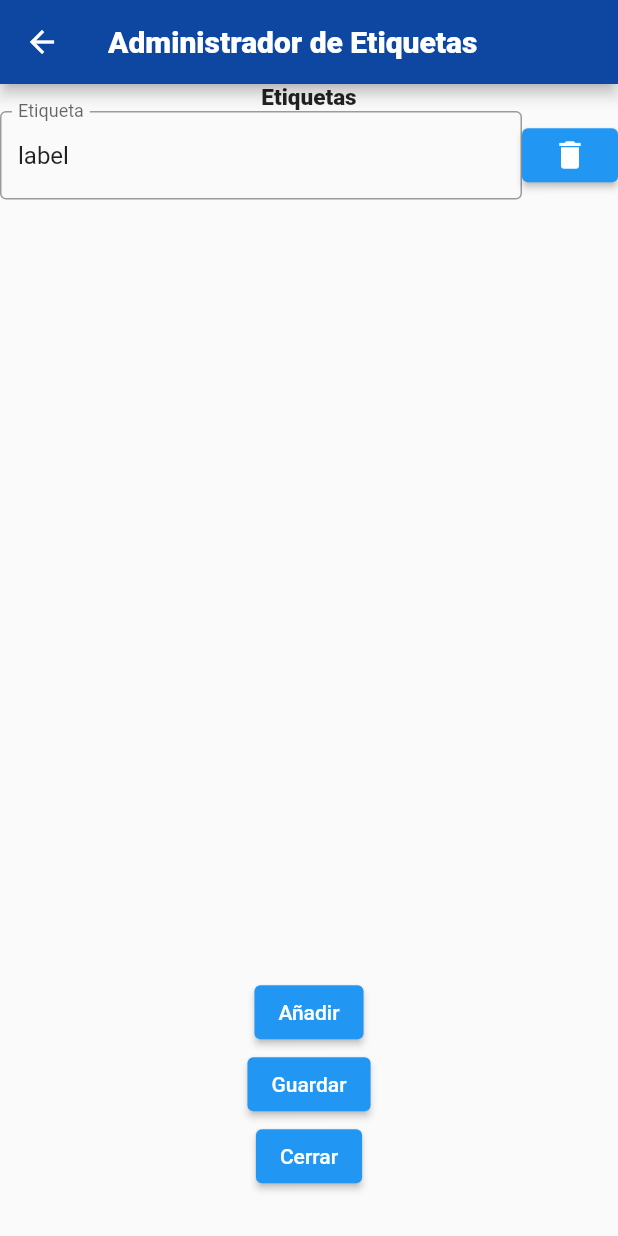
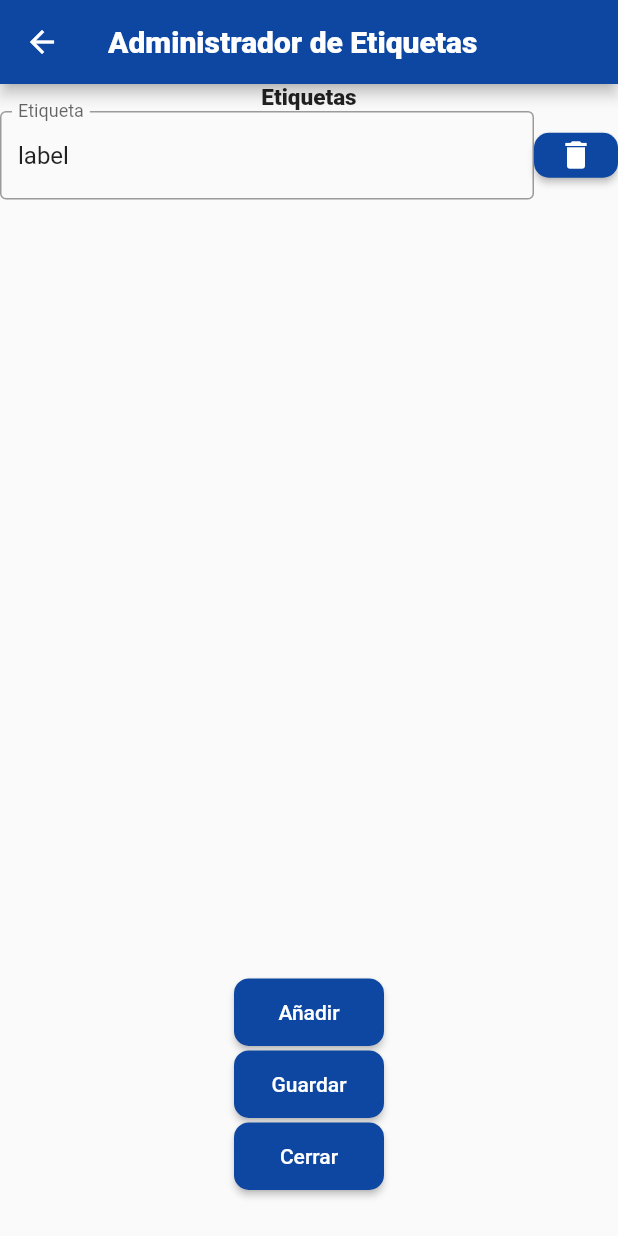
Before and after one commit to SebastianBelmonte01/todo_flutter, a Flutter app: the MyNewLabel screen opened by its route, on a phone screen of 412 x 824 dp. Run offline on Flutter 3.47's test engine with Material 2 defaults, Android fonts, the phone set to English and light mode, and no system bars; our stand-ins replace bloc, flutter_bloc; missing offline and left inert: textfield_datepicker.

Commit message:
Buttons customized

```diff
--- /dev/null
+++ b/lib/components/MyIconButton.dart
@@ -0,0 +1,29 @@
+import 'package:flutter/material.dart';
+import 'package:flutter/src/widgets/framework.dart';
+import 'package:flutter/src/widgets/placeholder.dart';
+
+class MyIconButton extends StatelessWidget {
+  final Icon icon;
+  final VoidCallback onPressed;
+  const MyIconButton({super.key, required this.onPressed, required this.icon});
+
+  @override
+  Widget build(BuildContext context) {
+    return ElevatedButton(
+      onPressed: () {
+        onPressed();
+      },
+      style: ElevatedButton.styleFrom(
+        minimumSize: Size(50, 30),
+        primary: Color(0xFF0D47A1),
+        shape: RoundedRectangleBorder(
+          borderRadius: BorderRadius.circular(10.0),
+
+        ),
+
+      ),
+      child: icon,
+
+    );
+  }
+}
--- /dev/null
+++ b/lib/components/my-button.dart
@@ -0,0 +1,34 @@
+import 'package:flutter/material.dart';
+import 'package:flutter/src/widgets/framework.dart';
+import 'package:flutter/src/widgets/placeholder.dart';
+
+class MyButton extends StatelessWidget {
+  final String text;
+  final VoidCallback onPressed;
+  const MyButton({super.key, required this.onPressed, required this.text});
+
+  @override
+  Widget build(BuildContext context) {
+    return ElevatedButton(
+      onPressed: () {
+        onPressed();
+      },
+      child: Text(
+              text,
+              style: TextStyle(
+                  color: Color.fromARGB(255, 255, 255, 255)
+              ),
+            ),
+      style: ElevatedButton.styleFrom(
+        minimumSize: Size(100, 45),
+        primary: Color(0xFF0D47A1),
+        shape: RoundedRectangleBorder(
+          borderRadius: BorderRadius.circular(10.0),
+
+        ),
+
+      ),
+
+    );
+  }
+}
--- a/lib/components/my-label-view.dart
+++ b/lib/components/my-label-view.dart
@@ -1,5 +1,6 @@
 import 'package:flutter/material.dart';
 import 'package:flutter_bloc/flutter_bloc.dart';
+import 'package:todo_flutter/components/MyIconButton.dart';
 
 import '../bloc/cubit/label/label_list_cubit.dart';
 import '../classes/Label.dart';
@@ -34,11 +35,11 @@ class _MyLabelListState extends State<MyLabelList> {
                               ),
                         ),
                       ),
-                      ElevatedButton(
+                      MyIconButton(
                         onPressed: (){
                           labelListCubit.removeLabelTemporaly(index);
                         },
-                        child: const Icon(Icons.delete)
+                        icon: const Icon(Icons.delete)
                       ),
                   ]
                 );
--- a/lib/pages/register-new-label.dart
+++ b/lib/pages/register-new-label.dart
@@ -4,6 +4,7 @@ import 'package:todo_flutter/pages/register-new-task.dart';
 
 import '../bloc/cubit/label/label_list_cubit.dart';
 import '../classes/Label.dart';
+import '../components/my-button.dart';
 import '../components/my-label-view.dart';
 
 
@@ -56,24 +57,25 @@ class _MyNewLabelState extends State<MyNewLabel> {
               //Here we need to call the list of labels
               child: MyLabelList()
             ),
-
-            ElevatedButton(
-              //We have to add a new label to the list this shold be like Label("", true)
+            MyButton(
               onPressed: (){
                 labelListCubit.addTemporalLabel();
               },
-              child: Text("Añadir")),
-            ElevatedButton(
+              text: "Añadir",
+            ),
+            MyButton(
               onPressed: (){
                 labelListCubit.updateLabelList();
               },
-              child: Text("Guardar")),
-            ElevatedButton(
+              text: "Guardar"
+            ),
+            MyButton(
               onPressed: (){
                 // context.read<LabelList>().setLabelList(auxList);
                 Navigator.pop(context);
               },
-              child: Text("Cerrar")),
+              text: "Cerrar"
+            ),
           ],
         ),
       ),
--- a/lib/pages/todo.dart
+++ b/lib/pages/todo.dart
@@ -3,6 +3,8 @@ import 'package:flutter_bloc/flutter_bloc.dart';
 import 'package:todo_flutter/pages/register-new-task.dart';
 import 'package:todo_flutter/components/my-list-view.dart';
 import 'package:todo_flutter/classes/Task.dart';
+
+import '../components/my-button.dart';
 
 
 
@@ -56,7 +58,7 @@ class _MyTodoState extends State<MyTodo> {
   @override
   Widget build(BuildContext context) {
     return Scaffold(
-      appBar: AppBar(title: const Text("ToDo List", style: TextStyle(fontFamily: "Roboto", fontWeight: FontWeight.w900, fontSize: 30)), backgroundColor: Colors.blue[900],),
+      appBar: AppBar(title: const Text("ToDo List", style: TextStyle(fontFamily: "Roboto", fontWeight: FontWeight.w900, fontSize: 30)), backgroundColor: Color(0xFF0D47A1),),
       body: MyListView(),
       floatingActionButton: FloatingActionButton(
         onPressed: () => {
```
Also changed, not shown: lib/main.dart (+17 -0 lines), lib/pages/login.dart (+9 -4 lines), lib/pages/register-new-task.dart (+14 -9 lines).
